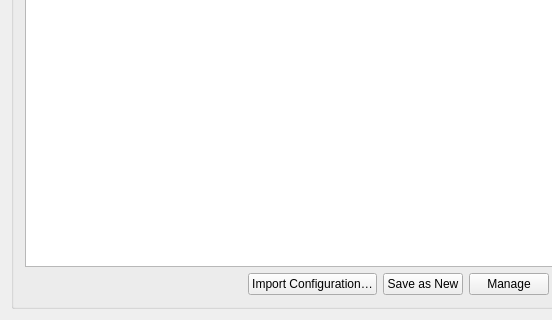
The window that src/Gui/PreferencePages/DlgSettingsGeneral.ui (southseact-3d/fcd) describes before a commit, drawn with Qt 5; both pictures show x 0 to 552 and y 610 to 930 of the 660 by 930 pixel window.
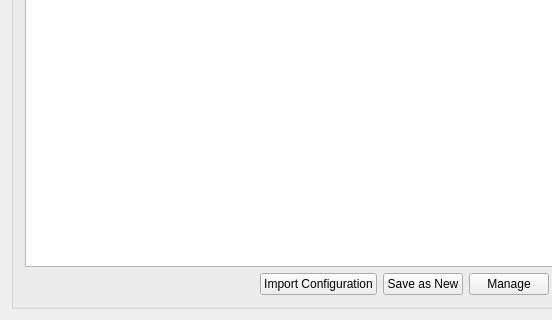
The same window after the commit. Custom widgets are drawn as their Qt base class.

Diff of the .ui file:
```diff
--- a/src/Gui/PreferencePages/DlgSettingsGeneral.ui
+++ b/src/Gui/PreferencePages/DlgSettingsGeneral.ui
@@ -474,7 +474,7 @@
            <item>
             <widget class="QPushButton" name="ImportConfig">
              <property name="text">
-              <string>Import Configuration…</string>
+              <string>Import Configuration</string>
              </property>
             </widget>
            </item>
```
